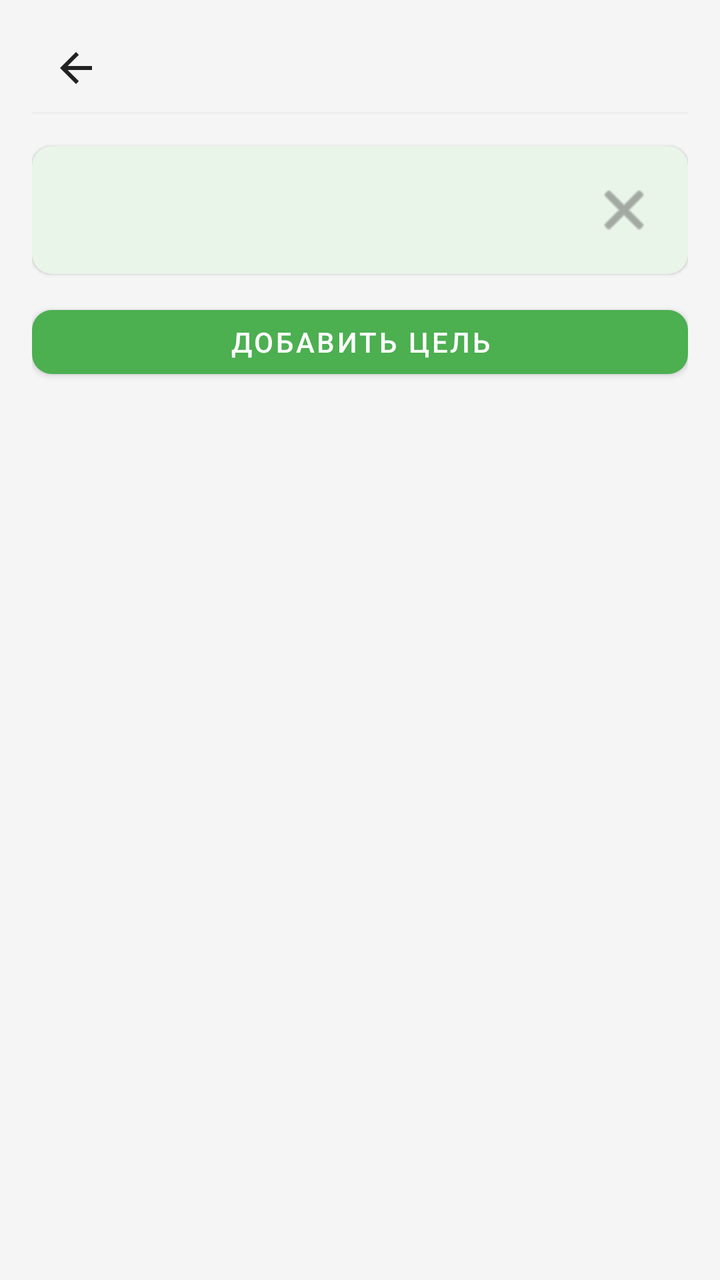
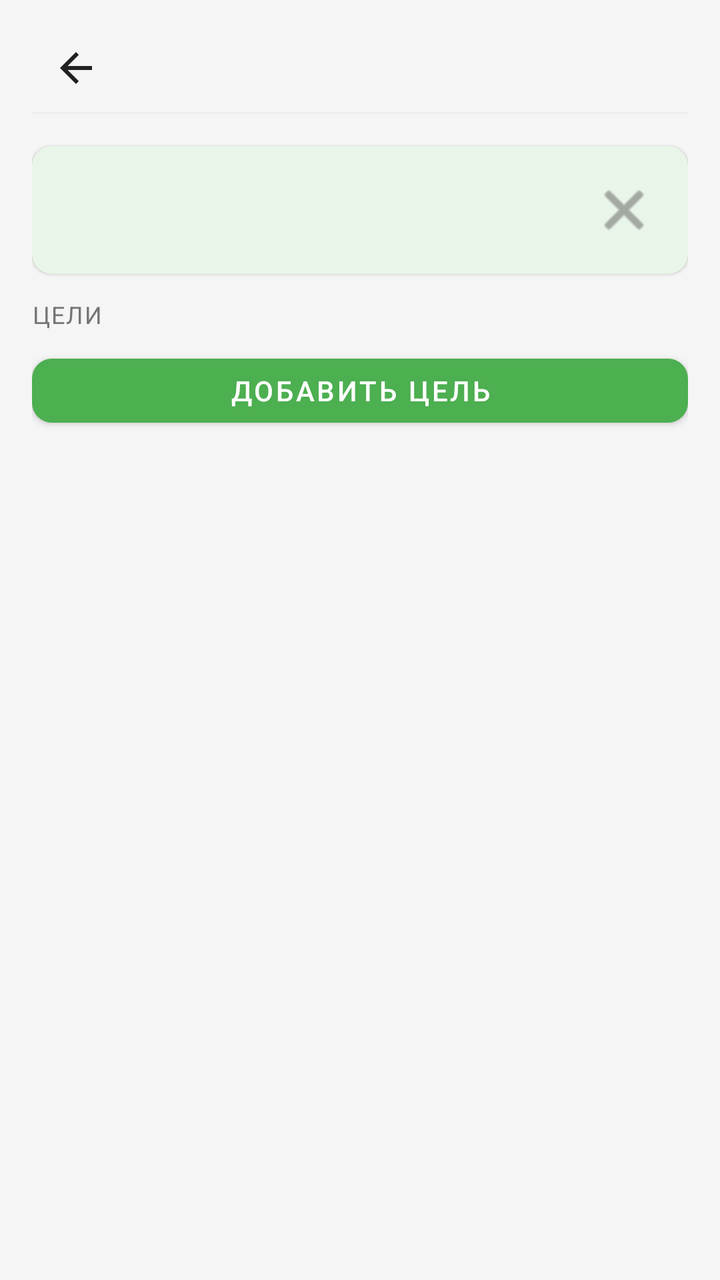

Compare the two renders of this Android layout. The source of the first and the diff that turns it into the second are given below.
<!-- AndroidManifest.xml: application theme Theme.MyBudget -->
<!-- res/layout/activity_goals.xml -->
<?xml version="1.0" encoding="utf-8"?>
<LinearLayout xmlns:android="http://schemas.android.com/apk/res/android" xmlns:app="http://schemas.android.com/apk/res-auto"
    android:orientation="vertical"
    android:background="@color/background_light"
    android:paddingLeft="@dimen/space_16"
    android:paddingTop="@dimen/space_12"
    android:paddingRight="@dimen/space_16"
    android:paddingBottom="@dimen/space_16"
    android:layout_width="match_parent"
    android:layout_height="match_parent"
    android:paddingHorizontal="@dimen/space_16">
    <include
        android:layout_width="match_parent"
        android:layout_height="wrap_content"
        android:layout_marginBottom="@dimen/space_8"
        layout="@layout/include_screen_header"/>
    <include
        android:id="@+id/goalsHint"
        android:layout_width="match_parent"
        android:layout_height="wrap_content"
        android:layout_marginBottom="@dimen/space_12"
        layout="@layout/include_dismissible_hint"/>
    <com.google.android.material.button.MaterialButton
        android:id="@+id/addGoalButton"
        android:layout_width="match_parent"
        android:layout_height="wrap_content"
        android:layout_marginBottom="@dimen/space_12"
        android:minHeight="@dimen/touch_min_size"
        android:text="@string/goals_add"
        app:backgroundTint="@color/income_green"
        app:cornerRadius="@dimen/radius_10"
        style="@style/Widget.MaterialComponents.Button"/>
    <FrameLayout
        android:layout_width="match_parent"
        android:layout_height="0dp"
        android:layout_weight="1">
        <androidx.recyclerview.widget.RecyclerView
            android:id="@+id/goalsRecyclerView"
            android:paddingBottom="@dimen/space_8"
            android:clipToPadding="false"
            android:layout_width="match_parent"
            android:layout_height="match_parent"/>
        <TextView
            android:gravity="center"
            android:id="@+id/goalsEmptyState"
            android:padding="@dimen/space_24"
            android:visibility="gone"
            android:layout_width="match_parent"
            android:layout_height="match_parent"
            android:text="@string/goals_empty"
            style="@style/Text.MyBudget.Subtitle"/>
    </FrameLayout>
</LinearLayout>
<!-- res/layout/include_screen_header.xml (included above) -->
<?xml version="1.0" encoding="utf-8"?>
<LinearLayout xmlns:android="http://schemas.android.com/apk/res/android"
    android:layout_width="match_parent"
    android:layout_height="wrap_content"
    android:orientation="vertical">

    <include layout="@layout/include_compact_toolbar" />

    <View
        android:layout_width="match_parent"
        android:layout_height="1dp"
        android:layout_marginBottom="@dimen/space_8"
        android:background="@color/border_light" />
</LinearLayout>
<!-- res/layout/include_dismissible_hint.xml (included above) -->
<?xml version="1.0" encoding="utf-8"?>
<androidx.cardview.widget.CardView xmlns:android="http://schemas.android.com/apk/res/android" xmlns:app="http://schemas.android.com/apk/res-auto"
    android:id="@+id/screenHintCard"
    android:layout_width="match_parent"
    android:layout_height="wrap_content"
    android:layout_marginBottom="@dimen/space_8"
    app:cardBackgroundColor="@color/primary_green_light"
    style="@style/Card.MyBudget.Surface.Small">
    <LinearLayout
        android:orientation="vertical"
        android:padding="@dimen/space_10"
        android:layout_width="match_parent"
        android:layout_height="wrap_content">
        <LinearLayout
            android:gravity="center_vertical"
            android:orientation="horizontal"
            android:layout_width="match_parent"
            android:layout_height="wrap_content">
            <TextView
                android:textSize="13sp"
                android:textColor="@color/text_primary"
                android:id="@+id/screenHintText"
                android:layout_width="0dp"
                android:layout_height="wrap_content"
                android:layout_weight="1"
                android:lineSpacingExtra="@dimen/space_2"
                style="@style/Text.MyBudget.Subtitle"/>
            <ImageButton
                android:id="@+id/screenHintDismiss"
                android:background="?attr/selectableItemBackgroundBorderless"
                android:padding="@dimen/space_8"
                android:layout_width="@dimen/touch_min_size"
                android:layout_height="@dimen/touch_min_size"
                android:src="@android:drawable/ic_menu_close_clear_cancel"
                android:contentDescription="@string/hint_dismiss"
                app:tint="@color/text_secondary"/>
        </LinearLayout>
        <TextView
            android:textSize="12sp"
            android:textColor="@color/budget_blue"
            android:id="@+id/screenHintHelp"
            android:background="?attr/selectableItemBackground"
            android:paddingTop="@dimen/space_2"
            android:paddingBottom="@dimen/space_2"
            android:focusable="true"
            android:visibility="gone"
            android:clickable="true"
            android:layout_width="wrap_content"
            android:layout_height="wrap_content"
            android:layout_marginTop="@dimen/space_4"
            android:text="@string/hint_open_help"
            android:paddingVertical="@dimen/space_2"
            style="@style/Text.MyBudget.Subtitle"/>
    </LinearLayout>
</androidx.cardview.widget.CardView>
<!-- res/layout/include_compact_toolbar.xml (included above) -->
<?xml version="1.0" encoding="utf-8"?>
<LinearLayout xmlns:android="http://schemas.android.com/apk/res/android" xmlns:app="http://schemas.android.com/apk/res-auto"
    android:gravity="center_vertical"
    android:orientation="horizontal"
    android:id="@+id/screenHeaderRoot"
    android:layout_width="match_parent"
    android:layout_height="wrap_content"
    android:minHeight="@dimen/touch_min_size">
    <ImageButton
        android:id="@+id/screenHeaderBack"
        android:background="?attr/selectableItemBackgroundBorderless"
        android:padding="@dimen/space_8"
        android:layout_width="@dimen/touch_min_size"
        android:layout_height="@dimen/touch_min_size"
        android:src="@drawable/ic_arrow_back"
        android:scaleType="centerInside"
        android:contentDescription="@string/nav_back"
        app:tint="@color/text_primary"/>
    <TextView
        android:textSize="18sp"
        android:id="@+id/screenHeaderEmoji"
        android:visibility="gone"
        android:layout_width="wrap_content"
        android:layout_height="wrap_content"
        android:layout_marginStart="@dimen/space_2"/>
    <TextView
        android:textSize="20sp"
        android:ellipsize="end"
        android:id="@+id/screenHeaderTitle"
        android:layout_width="0dp"
        android:layout_height="wrap_content"
        android:maxLines="1"
        android:layout_weight="1"
        android:layout_marginStart="@dimen/space_4"
        style="@style/Text.MyBudget.Title"/>
    <ImageButton
        android:id="@+id/screenHeaderAction"
        android:background="?attr/selectableItemBackgroundBorderless"
        android:padding="@dimen/space_8"
        android:visibility="gone"
        android:layout_width="@dimen/touch_min_size"
        android:layout_height="@dimen/touch_min_size"
        android:src="@android:drawable/ic_menu_more"
        android:contentDescription="@string/transactions_more_menu"
        app:tint="@color/text_secondary"/>
    <ImageButton
        android:id="@+id/screenHeaderActionSecondary"
        android:background="?attr/selectableItemBackgroundBorderless"
        android:padding="@dimen/space_8"
        android:visibility="gone"
        android:layout_width="@dimen/touch_min_size"
        android:layout_height="@dimen/touch_min_size"
        android:src="@android:drawable/ic_menu_search"
        android:contentDescription="@string/transactions_search_submit"
        app:tint="@color/budget_blue"/>
</LinearLayout>
<!-- resources referenced by this layout -->
<resources>
  <color name="background_light">#f5f5f5</color>
  <color name="border_light">#eeeeee</color>
  <color name="budget_blue">#2196f3</color>
  <color name="income_green">#4caf50</color>
  <color name="primary_green_light">#e8f5e8</color>
  <color name="text_primary">#212121</color>
  <color name="text_secondary">#757575</color>
  <dimen name="radius_10">10dp</dimen>
  <dimen name="space_10">10dp</dimen>
  <dimen name="space_12">12dp</dimen>
  <dimen name="space_16">16dp</dimen>
  <dimen name="space_2">2dp</dimen>
  <dimen name="space_24">24dp</dimen>
  <dimen name="space_4">4dp</dimen>
  <dimen name="space_8">8dp</dimen>
  <dimen name="touch_min_size">44dp</dimen>
  <!-- drawable ic_arrow_back (drawable) -->
  <?xml version="1.0" encoding="utf-8"?>
  <vector xmlns:android="http://schemas.android.com/apk/res/android"
      android:height="24dp"
      android:width="24dp"
      android:viewportWidth="24"
      android:viewportHeight="24">
      <path
          android:fillColor="@color/text_primary"
          android:pathData="M20,11H7.83l5.59,-5.59L12,4l-8,8 8,8 1.41,-1.41L7.83,13H20v-2z"/>
  </vector>
  <string name="goals_add">Добавить цель</string>
  <string name="goals_empty">Целей пока нет.\n\nСоздайте цель и привяжите её к подстатье — прогресс будет считаться по балансу.</string>
  <string name="hint_dismiss">Скрыть подсказку</string>
  <string name="hint_open_help">Подробная инструкция →</string>
  <string name="nav_back">Назад</string>
  <string name="transactions_more_menu">Дополнительно</string>
  <string name="transactions_search_submit">Искать</string>
  <style name="Card.MyBudget.Surface.Small" parent="@style/Card.MyBudget.Surface">
      <item name="cardCornerRadius">@dimen/radius_10</item>
    </style>
  <style name="Text.MyBudget.Subtitle" parent="@style/Text.MyBudget">
      <item name="android:textSize">12sp</item>
      <item name="android:textColor">@color/text_secondary</item>
    </style>
  <style name="Text.MyBudget.Title" parent="@style/Text.MyBudget">
      <item name="android:textSize">18sp</item>
      <item name="android:textStyle">bold</item>
      <item name="android:textColor">@color/text_primary</item>
    </style>
  <style name="Theme.MyBudget" parent="@style/Base.Theme.MyBudget" />
  <style name="Card.MyBudget.Surface" parent="">
      <item name="cardBackgroundColor">@color/card_background_white</item>
      <item name="cardCornerRadius">@dimen/radius_16</item>
      <item name="cardElevation">@dimen/card_elevation_low</item>
    </style>
  <style name="Text.MyBudget" parent="@style/TextAppearance.Material3.BodyMedium" />
  <style name="Base.Theme.MyBudget" parent="@style/Theme.Material3.DayNight.NoActionBar">
      <item name="android:colorBackground">@color/background_light</item>
      <item name="colorOnPrimary">@color/md_theme_onPrimary</item>
      <item name="colorOnSurface">@color/md_theme_onSurface</item>
      <item name="colorOutline">@color/md_theme_outline</item>
      <item name="colorPrimary">@color/md_theme_primary</item>
      <item name="colorSurface">@color/md_theme_surface</item>
      <item name="colorSurfaceVariant">@color/md_theme_surfaceVariant</item>
    </style>
  <color name="card_background_white">#ffffff</color>
  <dimen name="radius_16">16dp</dimen>
  <dimen name="card_elevation_low">1dp</dimen>
  <color name="md_theme_onPrimary">#ffffff</color>
  <color name="md_theme_onSurface">#1d1b20</color>
  <color name="md_theme_outline">#79747e</color>
  <color name="md_theme_primary">#6750a4</color>
  <color name="md_theme_surface">#ffffff</color>
  <color name="md_theme_surfaceVariant">#e7e0ec</color>
</resources>

<!-- the commit's change to res/layout/activity_goals.xml (unified diff, before → after) -->
@@ -20,6 +20,12 @@
         android:layout_height="wrap_content"
         android:layout_marginBottom="@dimen/space_12"
         layout="@layout/include_dismissible_hint"/>
+    <TextView
+        android:layout_width="match_parent"
+        android:layout_height="wrap_content"
+        android:layout_marginBottom="@dimen/space_8"
+        android:text="@string/main_menu_goals"
+        style="@style/Text.MyBudget.SectionLabel"/>
     <com.google.android.material.button.MaterialButton
         android:id="@+id/addGoalButton"
         android:layout_width="match_parent"
<!-- resource entries referenced after the edit -->
@@ -31,11 +31,18 @@
   <string name="goals_empty">Целей пока нет.\n\nСоздайте цель и привяжите её к подстатье — прогресс будет считаться по балансу.</string>
   <string name="hint_dismiss">Скрыть подсказку</string>
   <string name="hint_open_help">Подробная инструкция →</string>
+  <string name="main_menu_goals">Цели</string>
   <string name="nav_back">Назад</string>
   <string name="transactions_more_menu">Дополнительно</string>
   <string name="transactions_search_submit">Искать</string>
   <style name="Card.MyBudget.Surface.Small" parent="@style/Card.MyBudget.Surface">
       <item name="cardCornerRadius">@dimen/radius_10</item>
+    </style>
+  <style name="Text.MyBudget.SectionLabel" parent="@style/Text.MyBudget">
+      <item name="android:textSize">12sp</item>
+      <item name="android:textColor">@color/text_secondary</item>
+      <item name="android:textAllCaps">true</item>
+      <item name="android:letterSpacing">0.06</item>
     </style>
   <style name="Text.MyBudget.Subtitle" parent="@style/Text.MyBudget">
       <item name="android:textSize">12sp</item>
